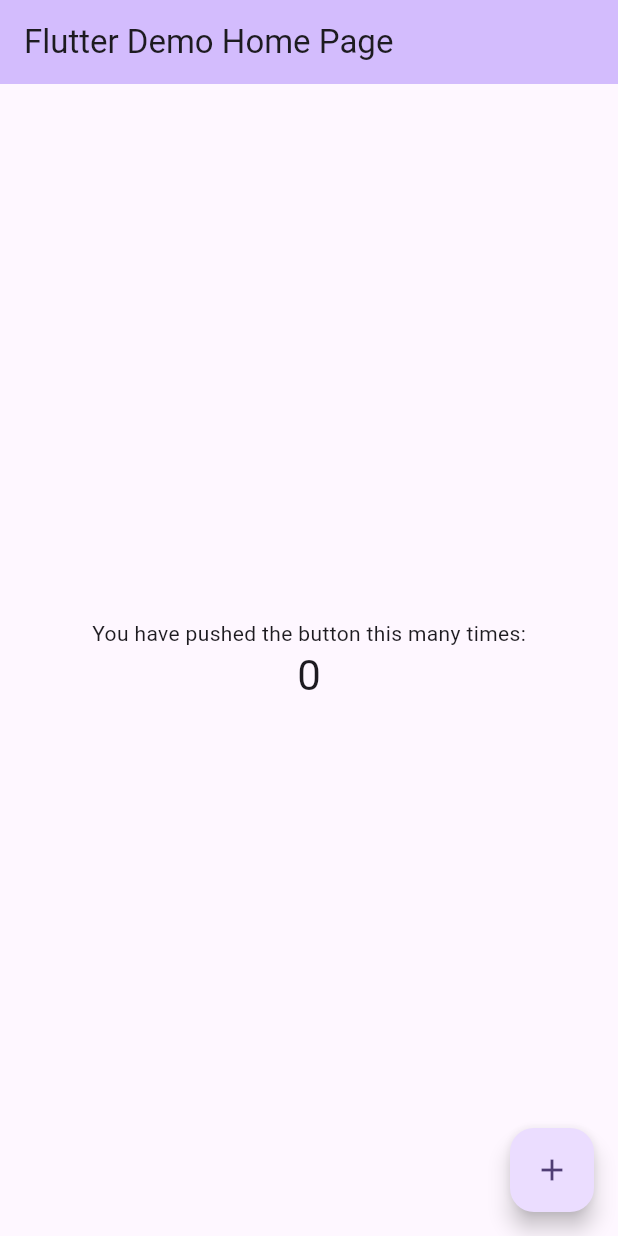
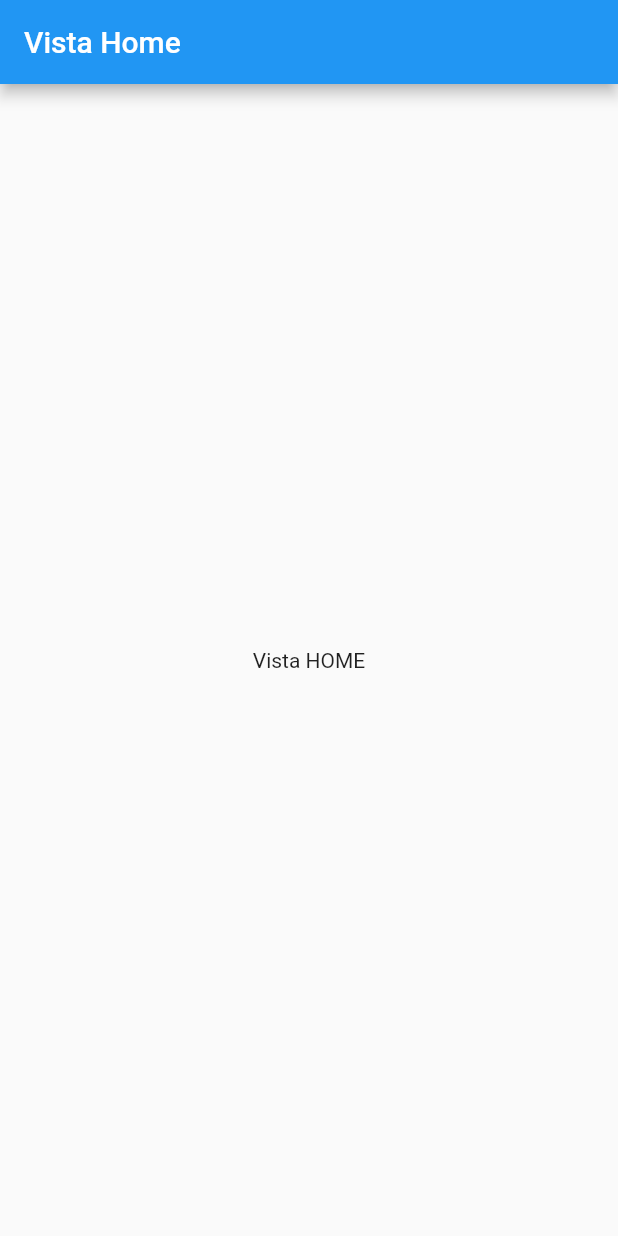
Before and after one commit to mirkogonzalezv/app_router_micro_app, a Flutter app: the screen it shows after launch, on a phone screen of 412 x 824 dp. Run offline on Flutter 3.47's test engine with Material 2 defaults, Android fonts, the phone set to English and light mode, and no system bars; our stand-ins replace go_router.

Commit message:
ci: agregando POC de multiples rutas

```diff
--- /dev/null
+++ b/lib/features/cart/presentation/pages/cart_page.dart
@@ -0,0 +1,19 @@
+import 'package:flutter/material.dart';
+
+class CartPage extends StatelessWidget {
+  const CartPage({super.key});
+
+  @override
+  Widget build(BuildContext context) {
+    return Scaffold(
+      appBar: AppBar(
+        title: Text('Vista Carrito'),
+      ),
+      body: Container(
+        child: Center(
+          child: Text('Vista Carrito'),
+        ),
+      ),
+    );
+  }
+}
--- /dev/null
+++ b/lib/features/home/presentation/pages/home_page.dart
@@ -0,0 +1,19 @@
+import 'package:flutter/material.dart';
+
+class HomePage extends StatelessWidget {
+  const HomePage({super.key});
+
+  @override
+  Widget build(BuildContext context) {
+    return Scaffold(
+      appBar: AppBar(
+        title: Text('Vista Home'),
+      ),
+      body: Container(
+        child: Center(
+          child: Text('Vista HOME'),
+        ),
+      ),
+    );
+  }
+}
--- a/lib/main.dart
+++ b/lib/main.dart
@@ -1,125 +1,15 @@
+import 'package:app_router_flutter/routes/app_router.dart';
 import 'package:flutter/material.dart';
 
-void main() {
-  runApp(const MyApp());
-}
+void main() => runApp(const MyApp());
 
 class MyApp extends StatelessWidget {
   const MyApp({super.key});
 
-  // This widget is the root of your application.
   @override
   Widget build(BuildContext context) {
-    return MaterialApp(
-      title: 'Flutter Demo',
-      theme: ThemeData(
-        // This is the theme of your application.
-        //
-        // TRY THIS: Try running your application with "flutter run". You'll see
-        // the application has a blue toolbar. Then, without quitting the app,
-        // try changing the seedColor in the colorScheme below to Colors.green
-        // and then invoke "hot reload" (save your changes or press the "hot
-        // reload" button in a Flutter-supported IDE, or press "r" if you used
-        // the command line to start the app).
-        //
-        // Notice that the counter didn't reset back to zero; the application
-        // state is not lost during the reload. To reset the state, use hot
-        // restart instead.
-        //
-        // This works for code too, not just values: Most code changes can be
-        // tested with just a hot reload.
-        colorScheme: ColorScheme.fromSeed(seedColor: Colors.deepPurple),
-        useMaterial3: true,
-      ),
-      home: const MyHomePage(title: 'Flutter Demo Home Page'),
+    return MaterialApp.router(
+      routerConfig: router,
     );
   }
 }
-
-class MyHomePage extends StatefulWidget {
-  const MyHomePage({super.key, required this.title});
-
-  // This widget is the home page of your application. It is stateful, meaning
-  // that it has a State object (defined below) that contains fields that affect
-  // how it looks.
-
-  // This class is the configuration for the state. It holds the values (in this
-  // case the title) provided by the parent (in this case the App widget) and
-  // used by the build method of the State. Fields in a Widget subclass are
-  // always marked "final".
-
-  final String title;
-
-  @override
-  State<MyHomePage> createState() => _MyHomePageState();
-}
-
-class _MyHomePageState extends State<MyHomePage> {
-  int _counter = 0;
-
-  void _incrementCounter() {
-    setState(() {
-      // This call to setState tells the Flutter framework that something has
-      // changed in this State, which causes it to rerun the build method below
-      // so that the display can reflect the updated values. If we changed
-      // _counter without calling setState(), then the build method would not be
-      // called again, and so nothing would appear to happen.
-      _counter++;
-    });
-  }
-
-  @override
-  Widget build(BuildContext context) {
-    // This method is rerun every time setState is called, for instance as done
-    // by the _incrementCounter method above.
-    //
-    // The Flutter framework has been optimized to make rerunning build methods
-    // fast, so that you can just rebuild anything that needs updating rather
-    // than having to individually change instances of widgets.
-    return Scaffold(
-      appBar: AppBar(
-        // TRY THIS: Try changing the color here to a specific color (to
-        // Colors.amber, perhaps?) and trigger a hot reload to see the AppBar
-        // change color while the other colors stay the same.
-        backgroundColor: Theme.of(context).colorScheme.inversePrimary,
-        // Here we take the value from the MyHomePage object that was created by
-        // the App.build method, and use it to set our appbar title.
-        title: Text(widget.title),
-      ),
-      body: Center(
-        // Center is a layout widget. It takes a single child and positions it
-        // in the middle of the parent.
-        child: Column(
-          // Column is also a layout widget. It takes a list of children and
-          // arranges them vertically. By default, it sizes itself to fit its
-          // children horizontally, and tries to be as tall as its parent.
-          //
-          // Column has various properties to control how it sizes itself and
-          // how it positions its children. Here we use mainAxisAlignment to
-          // center the children vertically; the main axis here is the vertical
-          // axis because Columns are vertical (the cross axis would be
-          // horizontal).
-          //
-          // TRY THIS: Invoke "debug painting" (choose the "Toggle Debug Paint"
-          // action in the IDE, or press "p" in the console), to see the
-          // wireframe for each widget.
-          mainAxisAlignment: MainAxisAlignment.center,
-          children: <Widget>[
-            const Text(
-              'You have pushed the button this many times:',
-            ),
-            Text(
-              '$_counter',
-              style: Theme.of(context).textTheme.headlineMedium,
-            ),
-          ],
-        ),
-      ),
-      floatingActionButton: FloatingActionButton(
-        onPressed: _incrementCounter,
-        tooltip: 'Increment',
-        child: const Icon(Icons.add),
-      ), // This trailing comma makes auto-formatting nicer for build methods.
-    );
-  }
-}
--- a/lib/routes/app_router.dart
+++ b/lib/routes/app_router.dart
@@ -1,8 +1,39 @@
+import 'package:app_router_flutter/features/cart/presentation/pages/cart_page.dart';
+import 'package:app_router_flutter/features/home/presentation/pages/home_page.dart';
+import 'package:app_router_flutter/features/products/presentation/pages/product_detail_page.dart';
+import 'package:app_router_flutter/features/products/presentation/pages/product_list.dart';
 import 'package:flutter/material.dart';
 import 'package:go_router/go_router.dart';
 
 final router = GoRouter(
-  routes: [],
+  initialLocation: '/',
+  routes: [
+    GoRoute(
+      path: '/',
+      name: 'home',
+      builder: (context, state) => HomePage(),
+    ),
+    GoRoute(
+      path: '/cart',
+      name: 'cart',
+      builder: (context, state) => CartPage(),
+    ),
+    GoRoute(
+        path: '/products-list',
+        name: 'products-list',
+        builder: (context, state) => ProductListPage(),
+        routes: [
+          GoRoute(
+            path: 'detail/:id',
+            builder: (context, GoRouterState state) {
+              final idProduct = state.pathParameters['id'];
+              return ProductDetailPage(
+                idProduct: idProduct!,
+              );
+            },
+          )
+        ]),
+  ],
   errorPageBuilder: (context, state) {
     return MaterialPage(
       child: Scaffold(
```
Also changed, not shown: lib/features/products/presentation/pages/product_detail_page.dart (added, +20 -0 lines), lib/features/products/presentation/pages/product_list.dart (added, +19 -0 lines).
